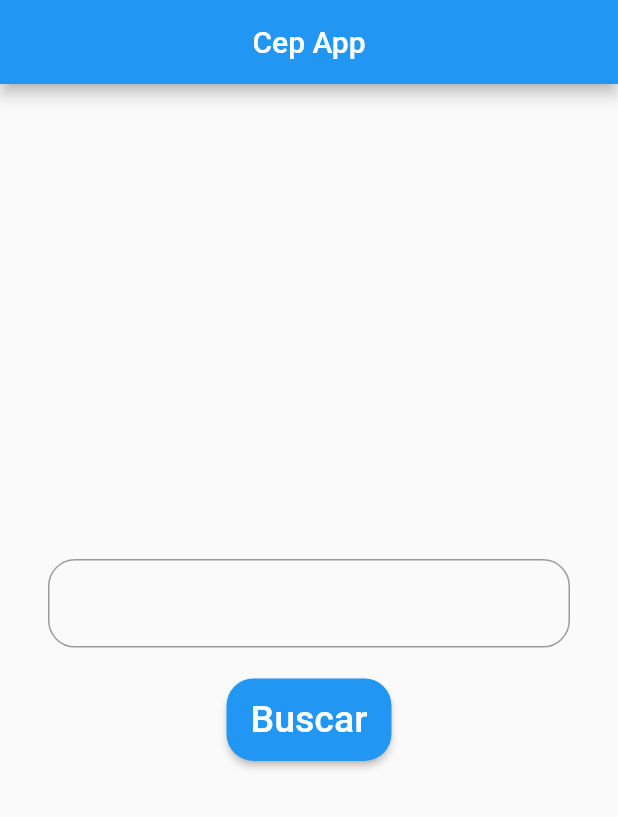
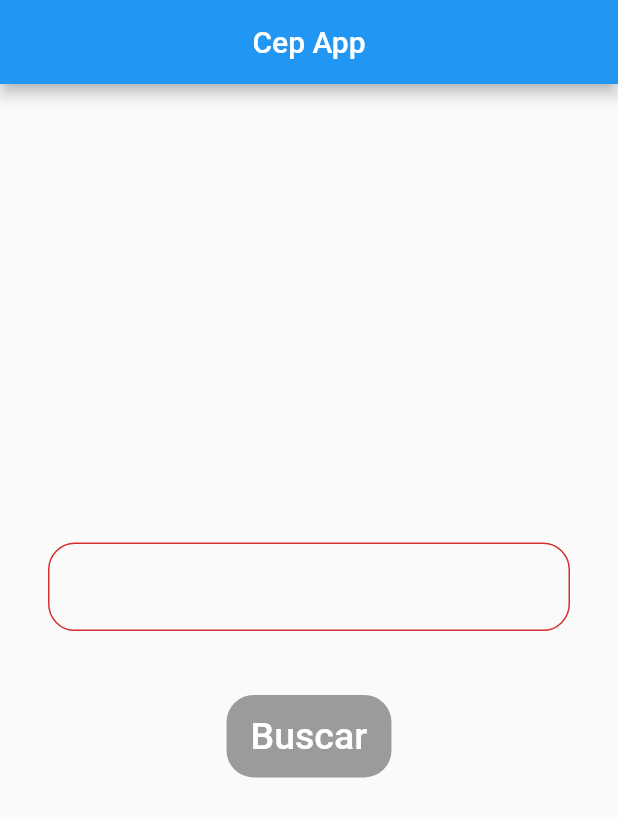
Before and after one commit to italoevan/Cep-getx, a Flutter app: the screen it shows after launch, on a phone screen of 412 x 824 dp. Shown: the top 817 px of the screen. Run offline on Flutter 3.47's test engine with Material 2 defaults, Android fonts, the phone set to English and light mode, and no system bars; our stand-ins replace get.

```diff
--- a/cep_app/lib/app/ui/components/custom_button_home.dart
+++ b/cep_app/lib/app/ui/components/custom_button_home.dart
@@ -1,21 +1,23 @@
+import 'package:cep_app/app/controller/cep_controller.dart';
 import 'package:flutter/material.dart';
 import 'package:get/get.dart';
 
 class CustomButtonHome extends StatelessWidget {
-  CustomButtonHome({@required this.height, @required this.function});
+  CustomButtonHome({@required this.controller,@required this.height, @required this.function,});
+   CepController controller;
   double height;
   Function function;
   @override
   Widget build(BuildContext context) {
     return SizedBox(
       height: height / 15,
-      child: RaisedButton(
+      child: Obx(()=>RaisedButton(
         color: Get.theme.primaryColor,
         child:
             Text("Buscar", style: TextStyle(color: Colors.white, fontSize: 25)),
         shape: RoundedRectangleBorder(borderRadius: BorderRadius.circular(18)),
-        onPressed: function,
-      ),
+        onPressed: controller.validator.value ? function : null,
+      )),
     );
   }
 }
--- a/cep_app/lib/app/ui/pages/home_page.dart
+++ b/cep_app/lib/app/ui/pages/home_page.dart
@@ -9,31 +9,40 @@ class HomePage extends StatelessWidget {
   @override
   Widget build(BuildContext context) {
     return Scaffold(
-      appBar: AppBar(title: Text("Cep App"), centerTitle: true,),
-      body: Stack(children: [
+      appBar: AppBar(
+        title: Text("Cep App"),
+        centerTitle: true,
+      ),
+      body: Stack(
+        children: [
           Container(
             padding: EdgeInsets.all(32),
             child: Column(
               mainAxisAlignment: MainAxisAlignment.center,
               children: [
-            TextField(
+                Obx(() => TextFormField(
+                      onChanged: (value) {
+                        controller.onChange(value: value);
+                      },
                       controller: controller.cepController.value,
                       decoration: InputDecoration(
+                          errorText: controller.error.value,
                           border: OutlineInputBorder(
                               borderRadius: BorderRadius.circular(18))),
-            ),
+                    )),
                 SizedBox(
                   height: Get.height / 40,
                 ),
                 CustomButtonHome(
-                height: Get.height, function: () => controller.getCep())
+                    controller: controller,
+                    height: Get.height,
+                    function: () => controller.getCep())
               ],
             ),
           ),
-      Obx(()=>
-         controller.showLoading()
-      )
-      ],),
+          Obx(() => controller.showLoading())
+        ],
+      ),
     );
   }
 }
--- a/cep_app/lib/app/utils/api_utils/requester.dart
+++ b/cep_app/lib/app/utils/api_utils/requester.dart
@@ -13,9 +13,6 @@ class Requester {
       var response =
           await http.get(url, headers: header == null ? basicHeaders : header);
       verifyStatusCode(response);
-      if (response.body != "") {
-        JSON.jsonDecode(JSON.utf8.decode(response.bodyBytes));
-      }
       return response;
     } catch (e) {
       return e;
```
Also changed, not shown: cep_app/lib/app/binding/cep_binding.dart (+5 -4 lines), cep_app/lib/app/controller/cep_controller.dart (+31 -6 lines), cep_app/lib/app/data/provider/cep_provider.dart (+4 -11 lines), cep_app/lib/app/data/repository/cep_repository.dart (+28 -10 lines), cep_app/lib/app/utils/exception_utils/exception_utils.dart (added, +8 -0 lines). Lines whose indentation alone changed are shown as unchanged.
